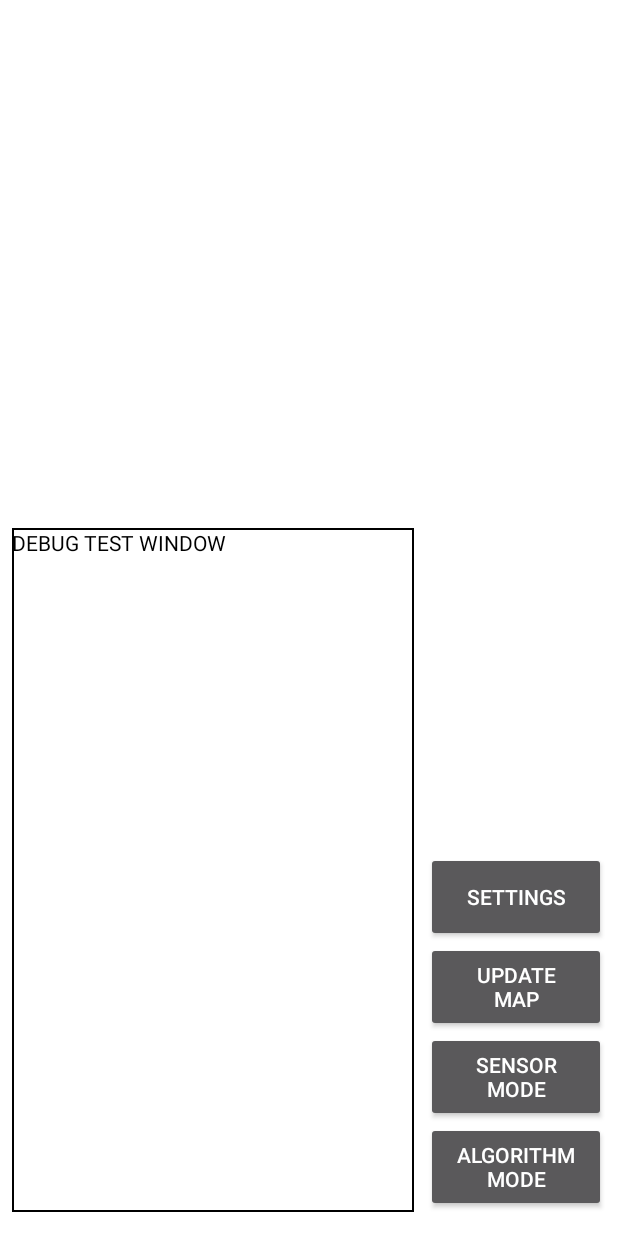
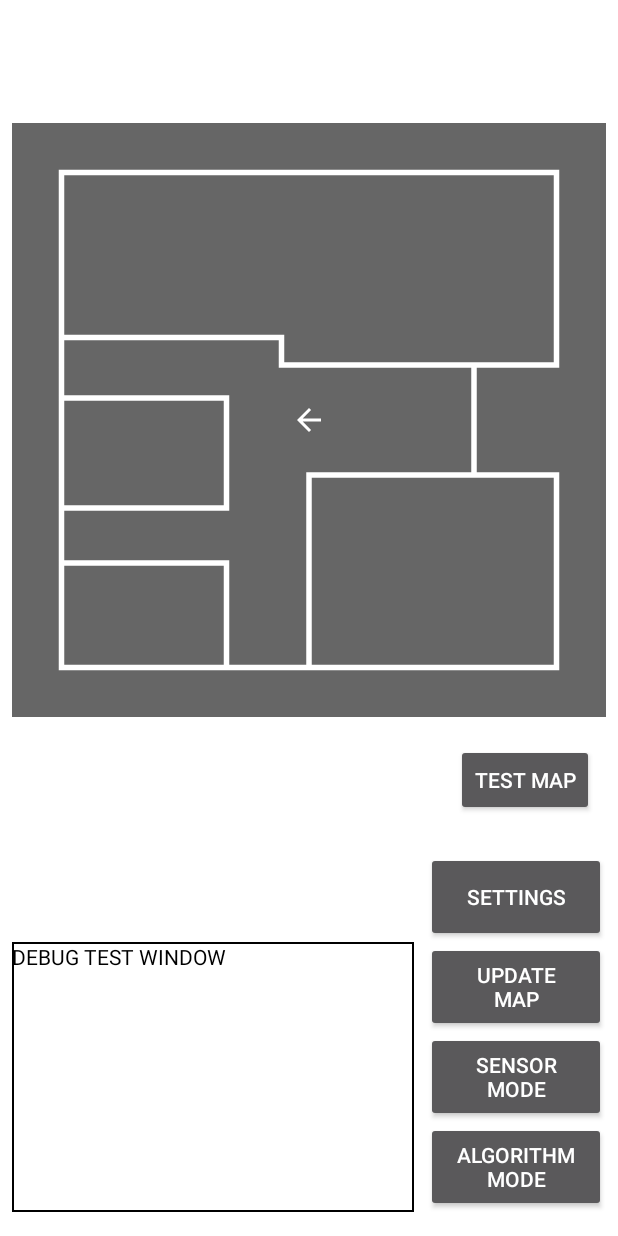
Before and after one commit to ZuzannaDomaracka2/IndoorLocalizationSystem, an Android app: the screen it shows after launch (MapActivity), after a tap on "START", on a phone screen of 412 x 824 dp. Run offline under Robolectric (Android 15) with nearby library versions, the phone set to English and light mode, and no system bars.

Commit message:
1. Dodanie i scalenie kodu Adama S realizującego obsługę mapy 2. Ujednolicenie nazewnictwa widoków i zmiennych

```diff
--- a/app/build.gradle
+++ b/app/build.gradle
@@ -35,6 +35,7 @@ dependencies {
     implementation 'androidx.constraintlayout:constraintlayout:2.0.4'
     implementation 'androidx.navigation:navigation-fragment:2.3.1'
     implementation 'androidx.navigation:navigation-ui:2.3.1'
+    implementation 'androidx.legacy:legacy-support-v4:1.0.0'
     testImplementation 'junit:junit:4.13.1'
     androidTestImplementation 'androidx.test.ext:junit:1.1.2'
     androidTestImplementation 'androidx.test.espresso:espresso-core:3.3.0'
--- a/app/src/main/java/com/pracowniatmib/indoorlocalizationsystem/MainActivity.java
+++ b/app/src/main/java/com/pracowniatmib/indoorlocalizationsystem/MainActivity.java
@@ -26,11 +26,11 @@ public class MainActivity extends AppCompatActivity {
 
 
 
-        btn_Start =findViewById(R.id.btn_start);
-        btn_DB =   findViewById(R.id.btn_1);
-        btn_PER =  findViewById(R.id.btn_2);
-        btn_BLUE = findViewById(R.id.btn_3);
-        btn_Wi_Fi =findViewById(R.id.btn_4);
+        btn_Start =findViewById(R.id.buttonStartMenu);
+        btn_DB =   findViewById(R.id.buttonCheckDbConnMenu);
+        btn_PER =  findViewById(R.id.buttonCheckPermissionsMenu);
+        btn_BLUE = findViewById(R.id.buttonEnableBtMenu);
+        btn_Wi_Fi =findViewById(R.id.buttonEnableWiFiMenu);
 
 
         btn_Start.setOnClickListener(new View.OnClickListener() {
--- a/app/src/main/java/com/pracowniatmib/indoorlocalizationsystem/MapActivity.java
+++ b/app/src/main/java/com/pracowniatmib/indoorlocalizationsystem/MapActivity.java
@@ -2,6 +2,8 @@ package com.pracowniatmib.indoorlocalizationsystem;
 
 import android.os.Bundle;
 import androidx.appcompat.app.AppCompatActivity;
+import androidx.fragment.app.FragmentManager;
+
 import android.view.View;
 import android.widget.Button;
 import android.widget.Toast;
@@ -10,11 +12,14 @@ import java.util.Objects;
 
 public class MapActivity extends AppCompatActivity {
 
-    Button btn_set;
-    Button btn_update;
-    Button btn_smode;
-    Button btn_almode;
+    FragmentManager fragmentManager;
+    MapFragment mapViewFragment;
 
+    Button buttonSettings;
+    Button buttonUpdateMap;
+    Button buttonSensorMode;
+    Button buttonAlgorithmMode;
+    Button buttonTestMap;
 
     @Override
     protected void onCreate(Bundle savedInstanceState) {
@@ -22,44 +27,61 @@ public class MapActivity extends AppCompatActivity {
         setContentView(R.layout.activity_map);
         Objects.requireNonNull(getSupportActionBar()).hide();
 
-        btn_set=findViewById(R.id.btn_1M);
-        btn_update=findViewById(R.id.btn_2M);
-        btn_smode=findViewById(R.id.btn_3M);
-        btn_almode=findViewById(R.id.btn_4M);
+        fragmentManager = getSupportFragmentManager();
 
-        btn_set.setOnClickListener(new View.OnClickListener() {
+        buttonSettings = findViewById(R.id.buttonSettingsMap);
+        buttonUpdateMap = findViewById(R.id.buttonUpdateMap);
+        buttonSensorMode = findViewById(R.id.buttonSensorModeMap);
+        buttonAlgorithmMode = findViewById(R.id.buttonAlgorithmModeMap);
+        buttonTestMap = findViewById(R.id.buttonTestMap);
+
+        buttonTestMap.setOnClickListener(new View.OnClickListener() {
+            @Override
+            public void onClick(View v) {
+                System.out.println("X: " + mapViewFragment.getMapX() + ", Y: " + mapViewFragment.getMapY());
+                mapViewFragment.moveMap(0,10);
+                mapViewFragment.rotateCursor(30);
+            }
+        });
+
+        buttonSettings.setOnClickListener(new View.OnClickListener() {
             @Override
             public void onClick(View view) {
-                Toast.makeText(MapActivity.this, " OK ", Toast.LENGTH_SHORT).show();
+                Toast.makeText(MapActivity.this, "SETTINGS BUTTON CLICKED!", Toast.LENGTH_SHORT).show();
 
             }
         });
 
-        btn_update.setOnClickListener(new View.OnClickListener() {
+        buttonUpdateMap.setOnClickListener(new View.OnClickListener() {
             @Override
             public void onClick(View view) {
-                Toast.makeText(MapActivity.this, " OK ", Toast.LENGTH_SHORT).show();
+                Toast.makeText(MapActivity.this, "UPDATE MAP BUTTON CLICKED!", Toast.LENGTH_SHORT).show();
 
             }
         });
 
-        btn_smode.setOnClickListener(new View.OnClickListener() {
+        buttonSensorMode.setOnClickListener(new View.OnClickListener() {
             @Override
             public void onClick(View view) {
 
-                Toast.makeText(MapActivity.this, " OK! ", Toast.LENGTH_SHORT).show();
+                Toast.makeText(MapActivity.this, "SENSOR MODE BUTTON CLICKED!", Toast.LENGTH_SHORT).show();
 
             }
         });
 
-        btn_almode.setOnClickListener(new View.OnClickListener() {
+        buttonAlgorithmMode.setOnClickListener(new View.OnClickListener() {
             @Override
             public void onClick(View view) {
-                Toast.makeText(MapActivity.this, " OK ", Toast.LENGTH_SHORT).show();
+                Toast.makeText(MapActivity.this, "ALGORITHM MODE BUTTON CLICKED!", Toast.LENGTH_SHORT).show();
 
             }
         });
+    }
 
-
+    @Override
+    protected void onResumeFragments() {
+        super.onResumeFragments();
+        mapViewFragment = (MapFragment) fragmentManager.findFragmentById(R.id.mapViewFragment);
+        mapViewFragment.setMap(R.drawable.default_indoor_map);
     }
 }
--- /dev/null
+++ b/app/src/main/java/com/pracowniatmib/indoorlocalizationsystem/MapFragment.java
@@ -0,0 +1,75 @@
+package com.pracowniatmib.indoorlocalizationsystem;
+
+import android.animation.ObjectAnimator;
+import android.graphics.Path;
+import android.os.Bundle;
+
+import androidx.fragment.app.Fragment;
+
+import android.view.LayoutInflater;
+import android.view.View;
+import android.view.ViewGroup;
+import android.view.animation.Animation;
+import android.view.animation.LinearInterpolator;
+import android.view.animation.RotateAnimation;
+import android.widget.ImageView;
+
+public class MapFragment extends Fragment {
+
+    private ImageView mapView;
+    private ImageView cursorMarkerView;
+    private int cursorCurrentAngle = 0;
+
+    @Override
+    public void onViewCreated(View view, Bundle savedInstanceState)
+    {
+        super.onViewCreated(view, savedInstanceState);
+        mapView = view.findViewById(R.id.mapView);
+        cursorMarkerView = view.findViewById(R.id.cursorMarker);
+        mapView.setImageResource(R.drawable.default_indoor_map);
+    }
+
+    public void setMap(int resourceId)
+    {
+        mapView.setImageResource(resourceId);
+    }
+
+    public void moveMap(float x, float y) {
+        Path path = new Path();
+        path.moveTo(mapView.getX() + x, mapView.getY() + y);
+        ObjectAnimator animator = ObjectAnimator.ofFloat(mapView, View.X, View.Y, path);
+        animator.start();
+    }
+
+
+    public float getMapX()
+    {
+        return mapView.getX();
+    }
+
+    public float getMapY()
+    {
+        return mapView.getY();
+    }
+
+    public void rotateCursor(int angle) {
+        RotateAnimation rotate = new RotateAnimation(cursorCurrentAngle, cursorCurrentAngle + angle, Animation.RELATIVE_TO_SELF, 0.5f, Animation.RELATIVE_TO_SELF, 0.5f);
+        rotate.setDuration(500);
+        rotate.setFillEnabled(true);
+        rotate.setFillAfter(true);
+        rotate.setInterpolator(new LinearInterpolator());
+        cursorMarkerView.startAnimation(rotate);
+        cursorCurrentAngle = cursorCurrentAngle + angle;
+    }
+
+    public MapFragment() {
+        // Required empty public constructor
+    }
+
+    @Override
+    public View onCreateView(LayoutInflater inflater, ViewGroup container,
+                             Bundle savedInstanceState) {
+        // Inflate the layout for this fragment
+        return inflater.inflate(R.layout.fragment_map, container, false);
+    }
+}
--- /dev/null
+++ b/app/src/main/res/drawable/default_indoor_map.xml
@@ -0,0 +1,15 @@
+<?xml version="1.0" encoding="utf-8"?>
+<vector xmlns:android="http://schemas.android.com/apk/res/android"
+    android:width="108dp"
+    android:height="108dp"
+    android:viewportWidth="108"
+    android:viewportHeight="108">
+    <path
+        android:fillColor="#FF666666"
+        android:pathData="M0,0h108v108h-108z" />
+    <path
+        android:fillColor="#00000000"
+        android:pathData="M9,9 l90,0 0,35 -15,0 0,20 15,0 0,35 -90,0 0,-90.5 M9,50 l30,0 0,20 -30,0 m0,10 30,0 0,19 m15,0 l0,-35 30,0 M9,9 m0,30 40,0 0,5 40,0"
+        android:strokeWidth="1"
+        android:strokeColor="#FFFFFFFF" />
+</vector>
--- a/app/src/main/res/layout/activity_map.xml
+++ b/app/src/main/res/layout/activity_map.xml
@@ -7,72 +7,84 @@
     android:background="@color/white"
     tools:context=".MapActivity">
 
-    <ImageView
-        android:id="@+id/img_map"
-        android:layout_width="320dp"
-        android:layout_height="320dp"
-        android:layout_marginLeft="16dp"
-        android:layout_marginTop="16dp"
-        android:layout_marginRight="16dp"
-        app:layout_constraintHorizontal_bias="0.5"
-        app:layout_constraintLeft_toLeftOf="parent"
-        app:layout_constraintRight_toRightOf="parent"
-        app:layout_constraintTop_toTopOf="parent" />
-
-    <TextView
-        android:id="@+id/txt_debugM"
+    <androidx.fragment.app.FragmentContainerView
+        android:id="@+id/mapViewFragment"
+        android:name="com.pracowniatmib.indoorlocalizationsystem.MapFragment"
         android:layout_width="0dp"
         android:layout_height="0dp"
         android:layout_marginStart="8dp"
+        android:layout_marginTop="8dp"
+        android:layout_marginEnd="8dp"
+        android:layout_marginBottom="16dp"
+        app:layout_constraintBottom_toTopOf="@+id/buttonSettingsMap"
+        app:layout_constraintEnd_toEndOf="parent"
+        app:layout_constraintHorizontal_bias="0.0"
+        app:layout_constraintStart_toStartOf="parent"
+        app:layout_constraintTop_toTopOf="parent"
+        app:layout_constraintVertical_bias="0.0">
+    </androidx.fragment.app.FragmentContainerView>
 
-        android:layout_marginTop="16dp"
+    <Button
+        android:id="@+id/buttonTestMap"
+        android:layout_width="wrap_content"
+        android:layout_height="wrap_content"
+        android:text="@string/test_map"
+        android:layout_marginEnd="8dp"
+        android:layout_marginBottom="8dp"
+        app:layout_constraintBottom_toBottomOf="@+id/mapViewFragment"
+        app:layout_constraintEnd_toEndOf="@+id/mapViewFragment" />
+
+    <TextView
+        android:id="@+id/textDebugMap"
+        android:layout_width="0dp"
+        android:layout_height="180dp"
+        android:layout_marginStart="8dp"
         android:layout_marginEnd="8dp"
         android:layout_marginBottom="16dp"
         android:background="@drawable/txt_border"
         android:ems="10"
-        android:text="DEBUG TEST WINDOW"
+        android:text="@string/debug_test_window"
         android:textColor="#000000"
         app:layout_constraintBottom_toBottomOf="parent"
-        app:layout_constraintEnd_toStartOf="@+id/btn_1M"
+        app:layout_constraintEnd_toStartOf="@+id/buttonSettingsMap"
         app:layout_constraintHorizontal_bias="0.0"
-        app:layout_constraintStart_toStartOf="parent"
-        app:layout_constraintTop_toBottomOf="@+id/img_map" />
+        app:layout_constraintStart_toStartOf="parent" />
 
     <Button
-        android:id="@+id/btn_1M"
+        android:id="@+id/buttonSettingsMap"
         android:layout_width="120dp"
         android:layout_height="60dp"
         android:layout_marginEnd="8dp"
-        android:text="SETTINGS"
-        app:layout_constraintBottom_toTopOf="@+id/btn_2M"
+        android:text="@string/settings"
+        app:layout_constraintBottom_toTopOf="@+id/buttonUpdateMap"
         app:layout_constraintEnd_toEndOf="parent" />
 
     <Button
-        android:id="@+id/btn_2M"
+        android:id="@+id/buttonUpdateMap"
         android:layout_width="120dp"
         android:layout_height="60dp"
         android:layout_marginEnd="8dp"
 
-        android:text="UPDATE\nMAP"
-        app:layout_constraintBottom_toTopOf="@+id/btn_3M"
+        android:text="@string/update_map"
+        app:layout_constraintBottom_toTopOf="@+id/buttonSensorModeMap"
         app:layout_constraintEnd_toEndOf="parent" />
 
     <Button
-        android:id="@+id/btn_3M"
+        android:id="@+id/buttonSensorModeMap"
         android:layout_width="120dp"
         android:layout_height="60dp"
         android:layout_marginEnd="8dp"
-        android:text="SENSOR\nMODE"
-        app:layout_constraintBottom_toTopOf="@+id/btn_4M"
+        android:text="@string/sensor_mode"
+        app:layout_constraintBottom_toTopOf="@+id/buttonAlgorithmModeMap"
         app:layout_constraintEnd_toEndOf="parent" />
 
     <Button
-        android:id="@+id/btn_4M"
+        android:id="@+id/buttonAlgorithmModeMap"
         android:layout_width="120dp"
         android:layout_height="60dp"
         android:layout_marginEnd="8dp"
-        android:text="ALGORITHM\nMODE"
-        app:layout_constraintBottom_toBottomOf="@+id/txt_debugM"
+        android:text="@string/algorithm_mode"
+        app:layout_constraintBottom_toBottomOf="@+id/textDebugMap"
         app:layout_constraintEnd_toEndOf="parent" />
 
 </androidx.constraintlayout.widget.ConstraintLayout>
--- /dev/null
+++ b/app/src/main/res/layout/fragment_map.xml
@@ -0,0 +1,29 @@
+<?xml version="1.0" encoding="utf-8"?>
+<androidx.constraintlayout.widget.ConstraintLayout xmlns:android="http://schemas.android.com/apk/res/android"
+    xmlns:app="http://schemas.android.com/apk/res-auto"
+    xmlns:tools="http://schemas.android.com/tools"
+    android:layout_width="match_parent"
+    android:layout_height="match_parent"
+    tools:context=".MapFragment">
+
+    <ImageView
+        android:id="@+id/mapView"
+        android:layout_width="0dp"
+        android:layout_height="0dp"
+        app:layout_constraintBottom_toBottomOf="parent"
+        app:layout_constraintEnd_toEndOf="parent"
+        app:layout_constraintStart_toStartOf="parent"
+        app:layout_constraintTop_toTopOf="parent"
+        android:contentDescription="Map View" />
+
+    <ImageView
+        android:id="@+id/cursorMarker"
+        android:layout_width="wrap_content"
+        android:layout_height="wrap_content"
+        app:layout_constraintBottom_toBottomOf="parent"
+        app:layout_constraintEnd_toEndOf="parent"
+        app:layout_constraintStart_toStartOf="parent"
+        app:layout_constraintTop_toTopOf="parent"
+        app:srcCompat="@drawable/abc_vector_test"
+        android:contentDescription="Cursor Marker" />
+</androidx.constraintlayout.widget.ConstraintLayout>
--- a/app/src/main/res/values/strings.xml
+++ b/app/src/main/res/values/strings.xml
@@ -1,12 +1,17 @@
 <resources>
     <string name="app_name">Indoor Localization System</string>
-    <string name="title_activity_main2">MainActivity</string>
-    <!-- Strings used for fragments for navigation -->
-    <string name="first_fragment_label">First Fragment</string>
-    <string name="second_fragment_label">Second Fragment</string>
     <string name="next">Next</string>
     <string name="previous">Previous</string>
-
-    <string name="hello_first_fragment">Hello first fragment</string>
-    <string name="hello_second_fragment">Hello second fragment. Arg: %1$s</string>
+    <string name="indoor_localization_system">INDOOR\nLOCALIZATION\nSYSTEM</string>
+    <string name="start">START</string>
+    <string name="debug_test_window">DEBUG TEST WINDOW</string>
+    <string name="check_db_connection">CHECK DB\nCONNECTION</string>
+    <string name="check_permissions">CHECK\nPERMISSIONS</string>
+    <string name="enable_bluetooth">ENABLE\nBLUETOOTH</string>
+    <string name="enable_wi_fi">ENABLE\nWI-FI</string>
+    <string name="test_map">TEST MAP</string>
+    <string name="settings">SETTINGS</string>
+    <string name="update_map">UPDATE\nMAP</string>
+    <string name="sensor_mode">SENSOR\nMODE</string>
+    <string name="algorithm_mode">ALGORITHM\nMODE</string>
 </resources>
```
Also changed, not shown: app/src/main/AndroidManifest.xml (+7 -1 lines), app/src/main/java/com/pracowniatmib/indoorlocalizationsystem/BeaconManager.java (+9 -7 lines), app/src/main/res/layout/activity_main.xml (+25 -24 lines), 3 other files.
